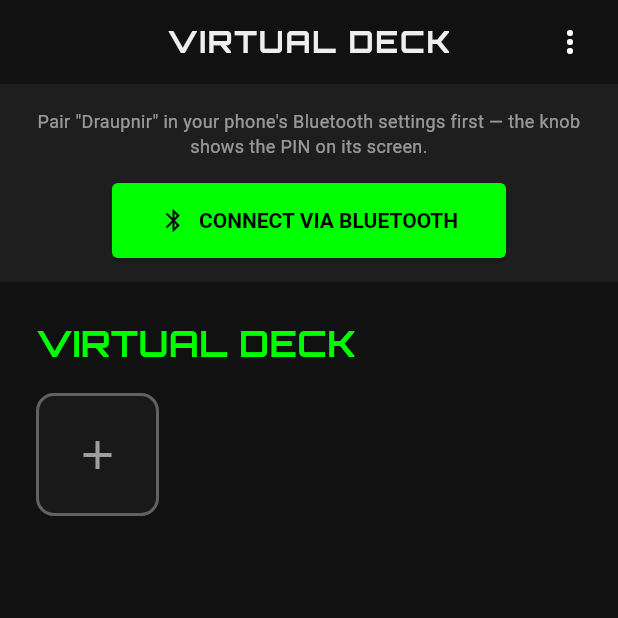
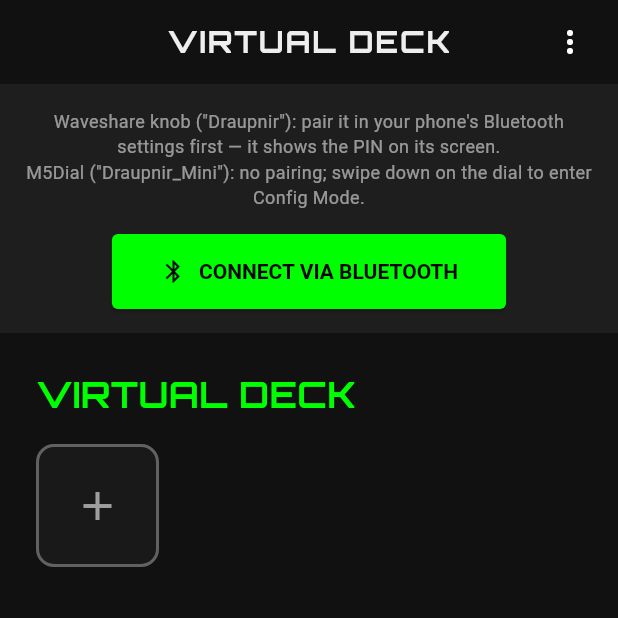
Before and after one commit to Midknightloki/draupnir, a Flutter app: the screen it shows after launch, on a phone screen of 412 x 824 dp, the top half of it. Run offline on Flutter 3.47's test engine with Material 3 defaults, Android fonts, the phone set to English and light mode, and no system bars; our stand-ins replace flutter_blue_plus, google_fonts, lucide_icons_flutter, permission_handler; missing offline and left inert: file_selector.

Commit message:
feat: distinct board names, a picker, and a real Config Mode message
Two boards both advertised "Draupnir" and the app took whichever answered
the scan first -- so connecting to the M5Dial with the Waveshare powered
was a coin flip, with no way to tell them apart or to choose.

The M5Dial now advertises "Draupnir_Mini". The app still matches loosely
(any name containing "draupnir", or the NUS UUID), so the name is a label
for humans, not a protocol constant.

The rename alone fixes nothing, so the scan now collects every match
instead of stopping at the first. It keeps listening for a 2s grace window
after a hit, then connects straight through on one match or asks on more
than one -- a single board pays 2s, not the full 10s scan.

Separately: the M5Dial serves no config command outside CONFIG_MODE and
answers "Not in Config Mode". The app folded that into a generic error, so
a healthy link that merely refused read as a connection failure and sent
you off diagnosing Bluetooth instead of swiping the screen in front of
you. It now gets its own state and names the gesture.

Spec: advertised names, the Config Mode gate, and -- stated plainly, since
it is a security claim -- that BLE pairing is enforced on the Waveshare
only, so there is nothing to pair with on the M5Dial today.

Co-Authored-By: Claude Opus 5 <noreply@anthropic.com>
Claude-Session: https://claude.ai/code/session_016WsuGUUVhXfnyvCkXF6ZtZ

```diff
--- a/companion_app/lib/screens/dashboard_screen.dart
+++ b/companion_app/lib/screens/dashboard_screen.dart
@@ -2,6 +2,7 @@ import 'package:flutter/material.dart';
 import 'package:flutter/services.dart';
 import 'package:provider/provider.dart';
 import 'package:google_fonts/google_fonts.dart';
+import 'package:flutter_blue_plus/flutter_blue_plus.dart';
 
 import '../state/draupnir_state.dart';
 import '../theme.dart';
@@ -16,6 +17,49 @@ class DashboardScreen extends StatefulWidget {
 
 class _DashboardScreenState extends State<DashboardScreen> {
   int? _editingKeyIdx;
+
+  // Every connect goes through here so the picker is always attached. The state layer only asks
+  // when the scan finds more than one board — with a single Draupnir on the air this is exactly
+  // the old behaviour, no extra tap.
+  Future<void> _connect(DraupnirState state) =>
+      state.connectBluetooth(chooseDevice: _pickDevice);
+
+  // Two boards, two names ("Draupnir" = Waveshare knob, "Draupnir_Mini" = M5Dial), but the app
+  // matches on the name loosely and must not care which is which — so this shows what was
+  // actually advertised rather than mapping names to board models. Dismissing returns null,
+  // which cancels the connect quietly.
+  Future<BluetoothDevice?> _pickDevice(List<ScanResult> candidates) {
+    return showDialog<BluetoothDevice>(
+      context: context,
+      builder: (ctx) => SimpleDialog(
+        backgroundColor: AppTheme.surface,
+        title: const Text('Which Draupnir?',
+            style: TextStyle(color: Colors.white, fontSize: 18)),
+        children: [
+          for (final r in candidates)
+            SimpleDialogOption(
+              onPressed: () => Navigator.pop(ctx, r.device),
+              child: ListTile(
+                contentPadding: EdgeInsets.zero,
+                leading: const Icon(Icons.bluetooth, color: AppTheme.accent),
+                title: Text(
+                  r.device.platformName.isEmpty ? '(unnamed)' : r.device.platformName,
+                  style: const TextStyle(color: Colors.white),
+                ),
+                subtitle: Text(
+                  '${r.device.remoteId}  ·  ${r.rssi} dBm',
+                  style: const TextStyle(color: Colors.white54, fontSize: 12),
+                ),
+              ),
+            ),
+          SimpleDialogOption(
+            onPressed: () => Navigator.pop(ctx, null),
+            child: const Text('CANCEL', style: TextStyle(color: Colors.white54)),
+          ),
+        ],
+      ),
+    );
+  }
 
   // No auto-connect on launch: BLE is the only transport now (the Wi-Fi/HTTP path is gone with
   // the web UI), and a BLE scan is an explicit user action, not something to fire off in
@@ -131,7 +175,51 @@ class _DashboardScreenState extends State<DashboardScreen> {
                           backgroundColor: Colors.orange,
                           foregroundColor: Colors.white,
                         ),
-                        onPressed: state.isLoading ? null : () => state.connectBluetooth(),
+                        onPressed: state.isLoading ? null : () => _connect(state),
+                      ),
+                    ],
+                  ),
+                ),
+              ),
+            )
+          // The link is fine here -- the device answered, it just refused. Distinguishing this
+          // from a connection failure matters: the fix is a gesture on the dial, not anything
+          // to do with Bluetooth.
+          else if (state.needsConfigMode)
+            Expanded(
+              child: Center(
+                child: Padding(
+                  padding: const EdgeInsets.symmetric(horizontal: 32),
+                  child: Column(
+                    mainAxisAlignment: MainAxisAlignment.center,
+                    children: [
+                      const Icon(Icons.swipe_down, color: Colors.amber, size: 64),
+                      const SizedBox(height: 16),
+                      const Text(
+                        'CONFIG MODE REQUIRED',
+                        style: TextStyle(color: Colors.amber, fontSize: 16, fontWeight: FontWeight.bold),
+                        textAlign: TextAlign.center,
+                      ),
+                      const SizedBox(height: 12),
+                      Text(
+                        state.error ?? DraupnirState.configModeRequiredMessage,
+                        style: const TextStyle(color: Colors.white70, fontSize: 14),
+                        textAlign: TextAlign.center,
+                      ),
+                      const SizedBox(height: 24),
+                      // Retry the request, not the connection -- the BLE link is still up, so
+                      // there is nothing to rescan or rediscover.
+                      ElevatedButton.icon(
+                        icon: const Icon(Icons.refresh),
+                        label: const Text('TRY AGAIN'),
+                        style: ElevatedButton.styleFrom(
+                          padding: const EdgeInsets.symmetric(horizontal: 32, vertical: 16),
+                          backgroundColor: Colors.amber,
+                          foregroundColor: Colors.black,
+                        ),
+                        onPressed: state.isLoading
+                            ? null
+                            : () => state.isBluetooth ? state.fetchProfiles() : _connect(state),
                       ),
                     ],
                   ),
@@ -166,7 +254,7 @@ class _DashboardScreenState extends State<DashboardScreen> {
                         style: ElevatedButton.styleFrom(
                           padding: const EdgeInsets.symmetric(horizontal: 32, vertical: 16),
                         ),
-                        onPressed: state.isLoading ? null : () => state.connectBluetooth(),
+                        onPressed: state.isLoading ? null : () => _connect(state),
                       ),
                     ],
                   ),
@@ -480,9 +568,14 @@ class _DashboardScreenState extends State<DashboardScreen> {
       // on-device web UI, which is cut permanently (spec v3 §1, §7).
       child: Column(
         children: [
+          // Pairing applies to the Waveshare knob ("Draupnir"), which enforces bonding. The
+          // M5Dial ("Draupnir_Mini") has no BLE security yet and needs no pairing — it needs
+          // Config Mode instead, which is what the CONFIG MODE REQUIRED panel says when it
+          // refuses. Both are named here so the first-run screen matches either board.
           const Text(
-            'Pair "Draupnir" in your phone\'s Bluetooth settings first — the knob shows the PIN '
-            'on its screen.',
+            'Waveshare knob ("Draupnir"): pair it in your phone\'s Bluetooth settings first — '
+            'it shows the PIN on its screen.\n'
+            'M5Dial ("Draupnir_Mini"): no pairing; swipe down on the dial to enter Config Mode.',
             style: TextStyle(color: Colors.white54, fontSize: 12),
             textAlign: TextAlign.center,
           ),
@@ -510,7 +603,7 @@ class _DashboardScreenState extends State<DashboardScreen> {
               ),
               onPressed: state.isScanningBle || state.isLoading
                   ? null
-                  : () => state.connectBluetooth(),
+                  : () => _connect(state),
             ),
           ),
         ],
```
Also changed, not shown: companion_app/lib/state/draupnir_state.dart (+104 -21 lines), 2 other files.
